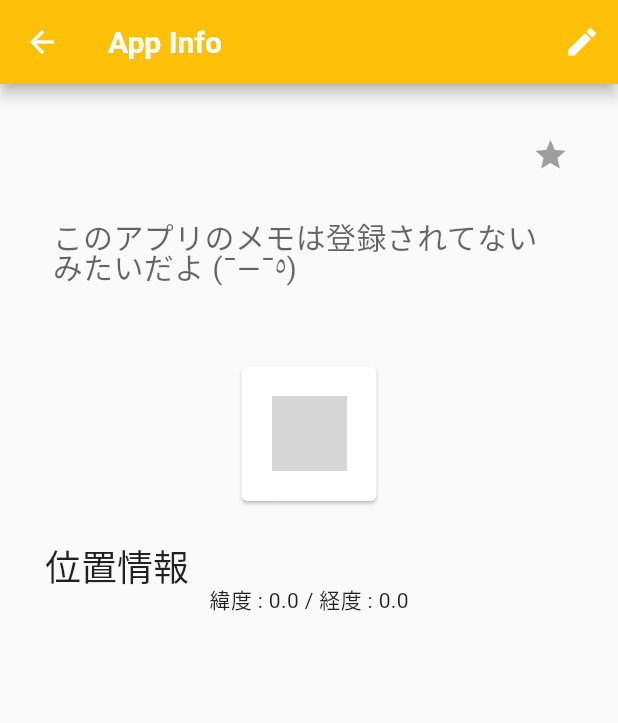
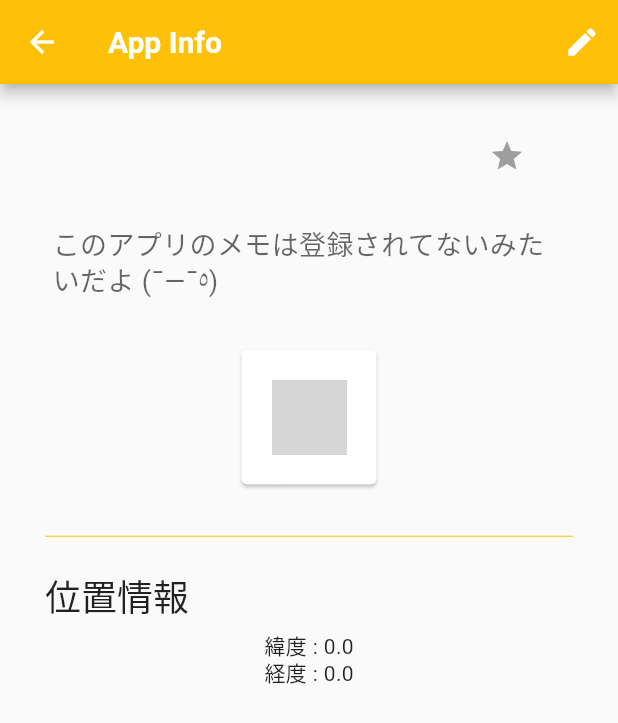
Before and after one commit to harape5peanuts/app_manager, a Flutter app: the Information screen opened directly with empty values, on a phone screen of 412 x 824 dp. Shown: the top 723 px of the screen. Run offline on Flutter 3.47's test engine with Material 2 defaults, Android fonts, the phone set to English and light mode, and no system bars; drawn by our look-alikes of like_button; our stand-ins replace fancy_bottom_navigation, google_fonts, google_maps_flutter, location, shared_preferences; missing offline and left inert: device_apps, flappy_search_bar, flutter_overboard, google_maps_webservice; accounts and stored records are empty; grey boxes are pictures that could not be loaded.

Commit message:
🍩 update: 気になるところを修正

```diff
--- a/lib/app_lists.dart
+++ b/lib/app_lists.dart
@@ -63,6 +63,9 @@ class _AppListsState extends State<AppLists> {
         (widget.viewType == 'grid')
             ? _makeGrid(_allApps)
             : _makeLists(_allApps),
+        SliverPadding(
+          padding: const EdgeInsets.all(30),
+        )
       ],
     );
   }
@@ -131,10 +134,15 @@ class _AppListsState extends State<AppLists> {
               },
 
               // リストタイトルにアプリ名＋パッケージ名を表示
-              title: Text("${app.name}"),
+              title: Text(
+                "${app.name}",
+                style: GoogleFonts.mPLUS1p(
+                  fontWeight: FontWeight.bold,
+                ),
+              ),
 
               // リストサブタイトルにバージョンを表示
-                subtitle: Text('${app.memo}'),
+              subtitle: Text('${app.memo}'),
             ),
 
             // アンダーライン
--- a/lib/app_memo.dart
+++ b/lib/app_memo.dart
@@ -31,12 +31,13 @@ class _AppMemoState extends State<AppMemo> {
   void initState() {
     super.initState();
     _memo = widget.appInfo.memo;
+    _controller = TextEditingController(text: widget.appInfo.memo ?? '');
   }
 
   @override
   Widget build(BuildContext context) {
     return Padding(
-      padding: EdgeInsets.fromLTRB(5.0, 30.0, 5.0, 50.0),
+      padding: EdgeInsets.fromLTRB(5.0, 30.0, 5.0, 30.0),
       child: widget.editMode
           ? TextField(
               controller: _controller,
@@ -48,8 +49,11 @@ class _AppMemoState extends State<AppMemo> {
                   ? 'このアプリのメモは登録されてないみたいだよ (¯―¯٥)'
                   : _memo,
               style: GoogleFonts.mPLUS1p(
-                textStyle: TextStyle(color: Color.fromRGBO(0, 0, 0, 0.6)),
-                fontSize: 20.0,
+                textStyle: TextStyle(
+                  color: Color.fromRGBO(0, 0, 0, 0.6),
+                  height: 1.3,
+                ),
+                fontSize: 18.0,
               ),
             ),
     );
--- a/lib/information.dart
+++ b/lib/information.dart
@@ -1,5 +1,6 @@
 import 'package:app_manager/app_memo.dart';
 import 'package:app_manager/google_map_view.dart';
+import 'package:device_apps/device_apps.dart';
 import 'package:flutter/material.dart';
 import 'package:google_fonts/google_fonts.dart';
 import 'package:google_maps_flutter/google_maps_flutter.dart';
@@ -63,11 +64,6 @@ class _InformationState extends State<Information> {
 
   @override
   Widget build(BuildContext context) {
-    var _style = Theme.of(context)
-        .textTheme
-        .display1
-        .apply(color: Color.fromRGBO(0, 0, 0, 0.9));
-
     if (_position == null) {
       _position = widget.appInfo.position;
     }
@@ -102,14 +98,22 @@ class _InformationState extends State<Information> {
               Row(
                 mainAxisAlignment: MainAxisAlignment.spaceBetween,
                 children: <Widget>[
-                  Text(
+                  Flexible(
+                    flex: 3,
+                    child: Text(
                       widget.appInfo.name,
                       style: GoogleFonts.mPLUS1p(
-                      textStyle: _style,
+                        textStyle: TextStyle(
+                          height: 1.3,
+                        ),
                         fontWeight: FontWeight.bold,
+                        fontSize: 28,
                       ),
                     ),
-                  LikeButton(
+                  ),
+                  Flexible(
+                    flex: 1,
+                    child: LikeButton(
                       // 初期値はアプリ情報モデルのもの
                       isLiked: widget.appInfo.fav,
                       // タップ時のイベントは上で追加したメソッド
@@ -121,15 +125,18 @@ class _InformationState extends State<Information> {
                       likeBuilder: (bool isLiked) {
                         return Icon(
                           Icons.star,
-                          color:
-                              isLiked ? Colors.amber : Colors.grey,
+                          color: isLiked ? Colors.amber : Colors.grey,
 //                          size: buttonSize,
                         );
-                      }),
+                      },
+                    ),
+                  ),
                 ],
               ),
               AppMemo(appInfo: widget.appInfo, editMode: _editMode),
               Center(
+                child: GestureDetector(
+                  onTap: () => DeviceApps.openApp(widget.appInfo.packageName),
                   child: Card(
                     child: Padding(
                       padding: const EdgeInsets.all(10),
@@ -142,8 +149,16 @@ class _InformationState extends State<Information> {
                     ),
                   ),
                 ),
+              ),
               Padding(
-                padding: const EdgeInsets.fromLTRB(0, 30.0, 0, 2.0),
+                padding: const EdgeInsets.fromLTRB(0, 30.0, 0, 0),
+                child: Divider(
+                  color: Colors.amber,
+                  height: 1.0,
+                ),
+              ),
+              Padding(
+                padding: const EdgeInsets.fromLTRB(0, 30.0, 0, 10.0),
                 child: Text(
                   '位置情報',
                   style: GoogleFonts.mPLUS1p(
@@ -155,9 +170,9 @@ class _InformationState extends State<Information> {
               _position != null
                   ? Center(
                       child: Text(
-                        '緯度 : $latitude / 経度 : $longitude',
+                        '緯度 : $latitude\n経度 : $longitude',
                         style: GoogleFonts.mPLUS1p(
-                          textStyle: Theme.of(context).textTheme.bodyText2,
+                          textStyle: TextStyle(height: 1.3),
                         ),
                       ),
                     )
@@ -175,7 +190,10 @@ class _InformationState extends State<Information> {
       ),
       floatingActionButton: _editMode
           ? FloatingActionButton(
-              child: Icon(Icons.place, color: Colors.white,),
+              child: Icon(
+                Icons.place,
+                color: Colors.white,
+              ),
               onPressed: () {
                 Navigator.push(
                   this.context,
```
Lines whose indentation alone changed are shown as unchanged.
